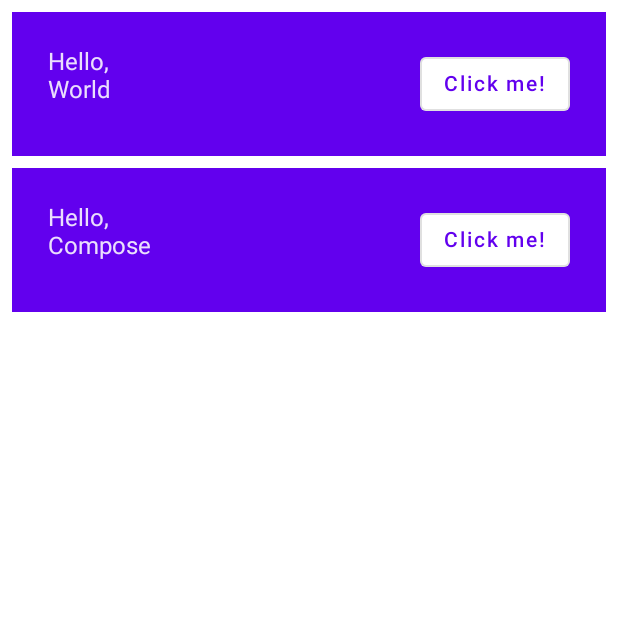
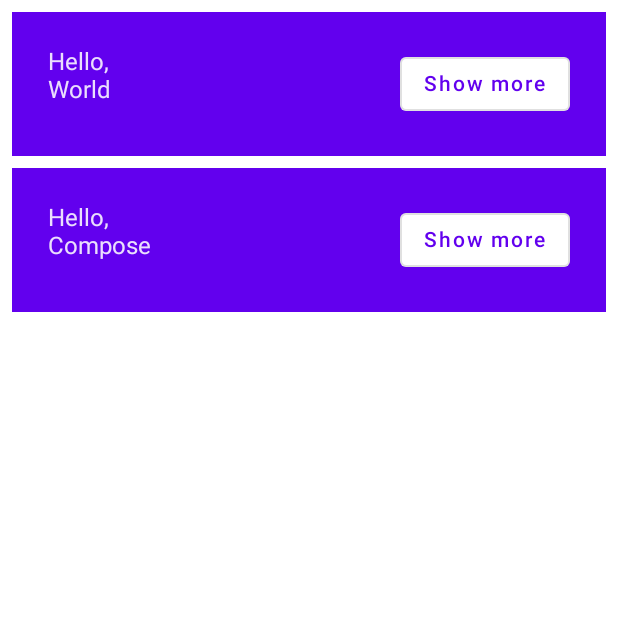
Before and after one commit to EleoXDA/JComposeBasics_KT, an Android app built with Jetpack Compose: the screen it shows after launch (MainActivity), on a phone screen of 412 x 824 dp, the top half of it. Run offline under Robolectric (Android 15) with nearby library versions, the phone set to English and light mode, and no system bars.

Commit message:
Adding a clickable button with different states

```diff
--- a/app/src/main/java/eu/eleo/jcomposebasics/MainActivity.kt
+++ b/app/src/main/java/eu/eleo/jcomposebasics/MainActivity.kt
@@ -12,6 +12,8 @@ import androidx.compose.material.OutlinedButton
 import androidx.compose.material.Surface
 import androidx.compose.material.Text
 import androidx.compose.runtime.Composable
+import androidx.compose.runtime.mutableStateOf
+import androidx.compose.runtime.remember
 import androidx.compose.ui.Modifier
 import androidx.compose.ui.tooling.preview.Preview
 import androidx.compose.ui.unit.dp
@@ -48,6 +50,7 @@ private fun JCB(names: List<String> = listOf("World", "Compose")){
 
 @Composable
 private fun Greeting(name: String) {
+    val expanded = remember { mutableStateOf(false) }
     Surface(
         color = MaterialTheme.colors.primary,
         modifier = Modifier.padding(vertical = 4.dp, horizontal = 8.dp)
@@ -58,8 +61,9 @@ private fun Greeting(name: String) {
                 Text(text = name)
             }
             OutlinedButton(
-                onClick = { /*TODO*/ }) {
-                Text(text = "Click me!")
+                onClick = { expanded.value = !expanded.value },
+            ) {
+                Text(if (expanded.value) "Show less" else "Show more")
             }
 
     }
```
